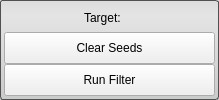
Before: the Qt Designer form src/Interface/ToolInterface/NeighborhoodConnectedFilterInterface.ui in SCIInstitute/Seg3D, drawn with Qt 5.
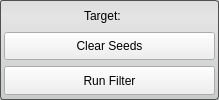
After: the same form once the commit is applied.

Commit message: updates for adding filter actions, some filter actions

Diff of the .ui file:
```diff
--- a/src/Interface/ToolInterface/NeighborhoodConnectedFilterInterface.ui
+++ b/src/Interface/ToolInterface/NeighborhoodConnectedFilterInterface.ui
@@ -40,7 +40,7 @@
   </property>
   <layout class="QVBoxLayout" name="verticalLayout">
    <property name="spacing">
-    <number>0</number>
+    <number>2</number>
    </property>
    <property name="margin">
     <number>4</number>
@@ -97,13 +97,13 @@
         <property name="minimumSize">
          <size>
           <width>0</width>
-          <height>32</height>
+          <height>28</height>
          </size>
         </property>
         <property name="maximumSize">
          <size>
           <width>16777215</width>
-          <height>32</height>
+          <height>28</height>
          </size>
         </property>
         <property name="text">
@@ -140,13 +140,13 @@
         <property name="minimumSize">
          <size>
           <width>0</width>
-          <height>32</height>
+          <height>29</height>
          </size>
         </property>
         <property name="maximumSize">
          <size>
           <width>16777215</width>
-          <height>32</height>
+          <height>28</height>
          </size>
         </property>
         <property name="text">
```
Left out of the diff: 2 changed lines with no effect on the pictures. The commit also changes 57 other files.
